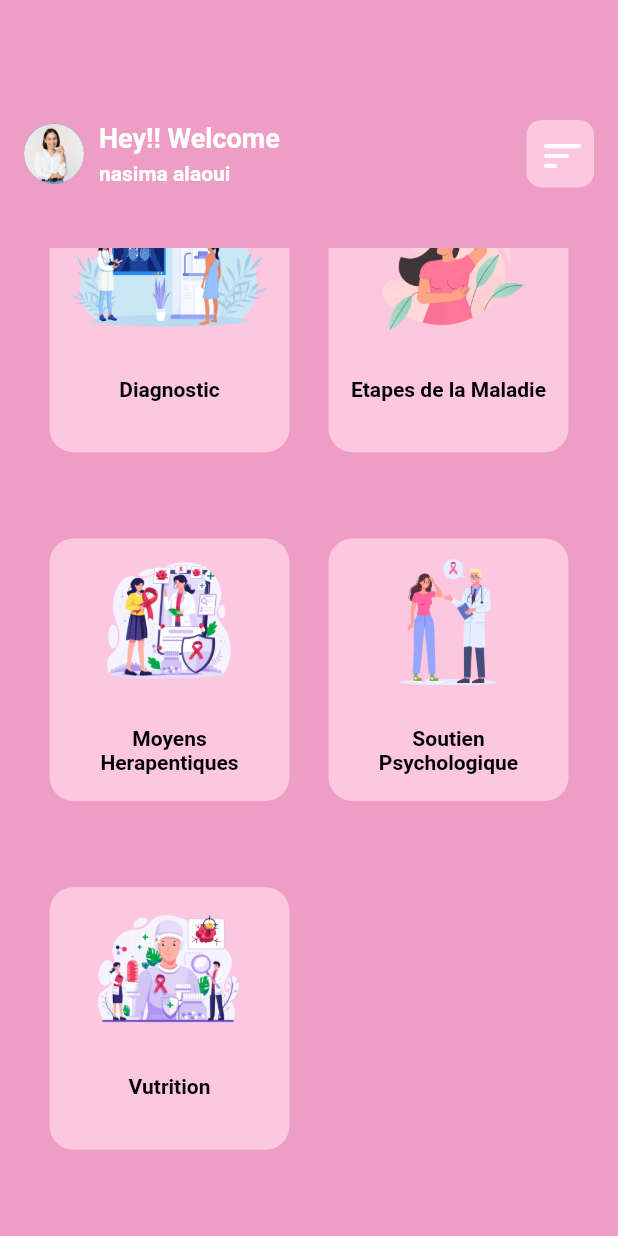
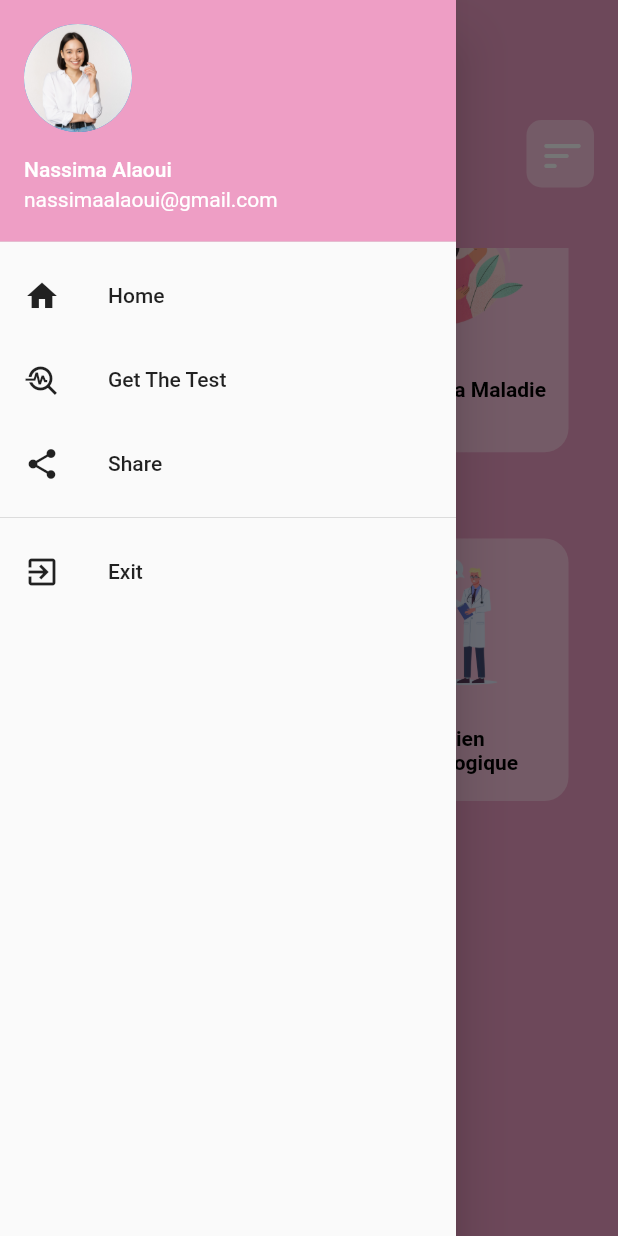
Before and after one commit to KhalidIdouahman/Medical_App, a Flutter app: the screen it shows after launch, scrolled down 271 dp, after a tap on the "sort" icon, on a phone screen of 412 x 824 dp. Run offline on Flutter 3.47's test engine with Material 2 defaults, Android fonts, the phone set to English and light mode, and no system bars.

Commit message:
navbar added and designed .

```diff
--- a/lib/constants/constants.dart
+++ b/lib/constants/constants.dart
@@ -1,9 +1,13 @@
 import 'package:flutter/material.dart';
 
 const kAppColor = Color.fromARGB(255, 238, 158, 197);
-const kCardBgColor =  Color.fromARGB(230, 255, 203, 227);
+const kCardBgColor = Color.fromARGB(230, 255, 203, 227);
 
 const kDefaultPadding = 20.0;
 
-const kTitle = "Empowering Women: Understanding and Confronting Breast Cancer" ;
-const kParagraph = "Breast cancer is a formidable adversary that affects millions of women worldwide. It is a complex and multifaceted disease, characterized by the uncontrolled growth of malignant cells in the breast tissue. The impact of breast cancer goes beyond its physical manifestations, touching the lives of patients, their families, and communities at large. Early detection through regular screenings, advances in medical research, and innovative treatment options have significantly improved the prognosis for many patients.";
+const kUserName = "Nassima Alaoui";
+const kUserEmail = "nassimaalaoui@gmail.com";
+
+const kTitle = "Empowering Women: Understanding and Confronting Breast Cancer";
+const kParagraph =
+    "Breast cancer is a formidable adversary that affects millions of women worldwide. It is a complex and multifaceted disease, characterized by the uncontrolled growth of malignant cells in the breast tissue. The impact of breast cancer goes beyond its physical manifestations, touching the lives of patients, their families, and communities at large. Early detection through regular screenings, advances in medical research, and innovative treatment options have significantly improved the prognosis for many patients.";
--- a/lib/pages/home_page.dart
+++ b/lib/pages/home_page.dart
@@ -3,6 +3,7 @@ import 'package:medical_app_final/constants/constants.dart';
 import 'package:medical_app_final/models/item.dart';
 import 'package:medical_app_final/pages/details_page.dart';
 import 'package:medical_app_final/widgets/dashboard_item_widget.dart';
+import 'package:medical_app_final/widgets/nav_bar_widget.dart';
 
 class HomePage extends StatelessWidget {
   const HomePage({super.key});
@@ -10,7 +11,7 @@ class HomePage extends StatelessWidget {
   @override
   Widget build(BuildContext context) {
     return Scaffold(
-      // drawer: const NavBar(),
+      drawer: const NavBar(),
       backgroundColor: kAppColor,
       // i surround my column with the builder widget for the drawer to work , because we need a context inside
       // the scaffold to work .
--- /dev/null
+++ b/lib/widgets/nav_bar_widget.dart
@@ -0,0 +1,95 @@
+import 'package:flutter/material.dart';
+import 'package:flutter/services.dart';
+import 'package:medical_app_final/constants/constants.dart';
+import 'package:medical_app_final/pages/home_page.dart';
+import 'package:medical_app_final/pages/test_page.dart';
+
+class NavBar extends StatelessWidget {
+  const NavBar({super.key});
+
+  @override
+  Widget build(BuildContext context) {
+    return Drawer(
+      child: ListView(
+        padding: EdgeInsets.zero,
+        children: [
+          UserAccountsDrawerHeader(
+            accountName: const Text(kUserName),
+            accountEmail: const Text(kUserEmail),
+            currentAccountPicture: CircleAvatar(
+              child: ClipOval(
+                child: Image.asset(
+                  'images/girl.jpg',
+                  height: 90,
+                  width: 90,
+                  fit: BoxFit.cover,
+                ),
+              ),
+            ),
+            decoration: const BoxDecoration(
+              color: kAppColor,
+              // image: DecorationImage(image: )
+            ),
+          ),
+          buildMenuItem(
+              title: 'Home',
+              icon: Icons.home,
+              onClick: () => selectedItem(context, 0)),
+          buildMenuItem(
+              title: 'Get The Test',
+              icon: Icons.troubleshoot_sharp,
+              onClick: () => selectedItem(context, 1)),
+          buildMenuItem(
+              title: 'Share',
+              icon: Icons.share,
+              onClick: () => selectedItem(context, 2)),
+          const Divider(),
+          buildMenuItem(
+              title: 'Exit',
+              icon: Icons.exit_to_app,
+              onClick: () => selectedItem(context, 3)),
+        ],
+      ),
+    );
+  }
+
+  Widget buildMenuItem(
+      {required String title, required IconData icon, VoidCallback? onClick}) {
+    const color = Colors.black87;
+    // final hoverColor = Colors.grey[500];
+
+    return ListTile(
+      leading: Icon(
+        icon,
+        color: color,
+      ),
+      title: Text(
+        title,
+        style: const TextStyle(color: color),
+      ),
+      onTap: onClick,
+    );
+  }
+
+  void selectedItem(BuildContext myContext, int index) {
+    // to close the sidebar each time we clicked on some item .
+    Navigator.of(myContext).pop();
+    switch (index) {
+      case 0:
+        Navigator.pushReplacement(myContext,
+            MaterialPageRoute(builder: (myContext) => const HomePage()));
+        break;
+      case 1:
+        Navigator.push(myContext,
+            MaterialPageRoute(builder: (myContext) => const TestPage()));
+        break;
+      case 2:
+        // Navigator.pushReplacement(myContext, MaterialPageRoute(builder: (myContext) => const HomePage()));
+        break;
+      case 3:
+      // this to exit the app
+        SystemNavigator.pop();
+        break;
+    }
+  }
+}
```
Also changed, not shown: lib/pages/test_page.dart (added, +11 -0 lines).
